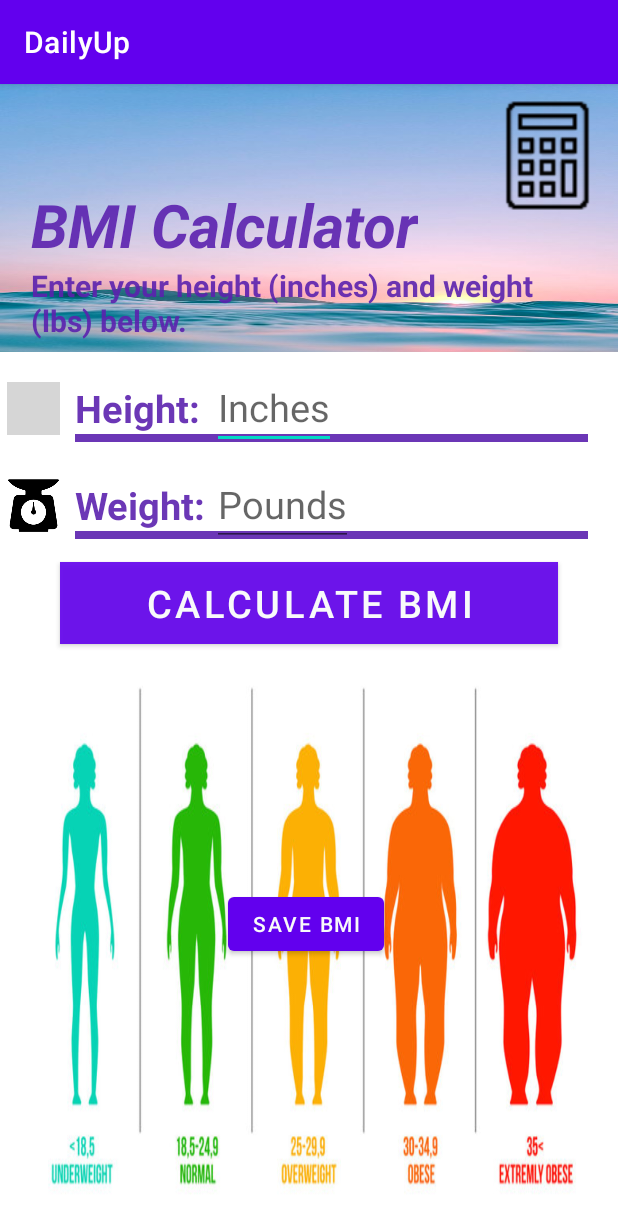
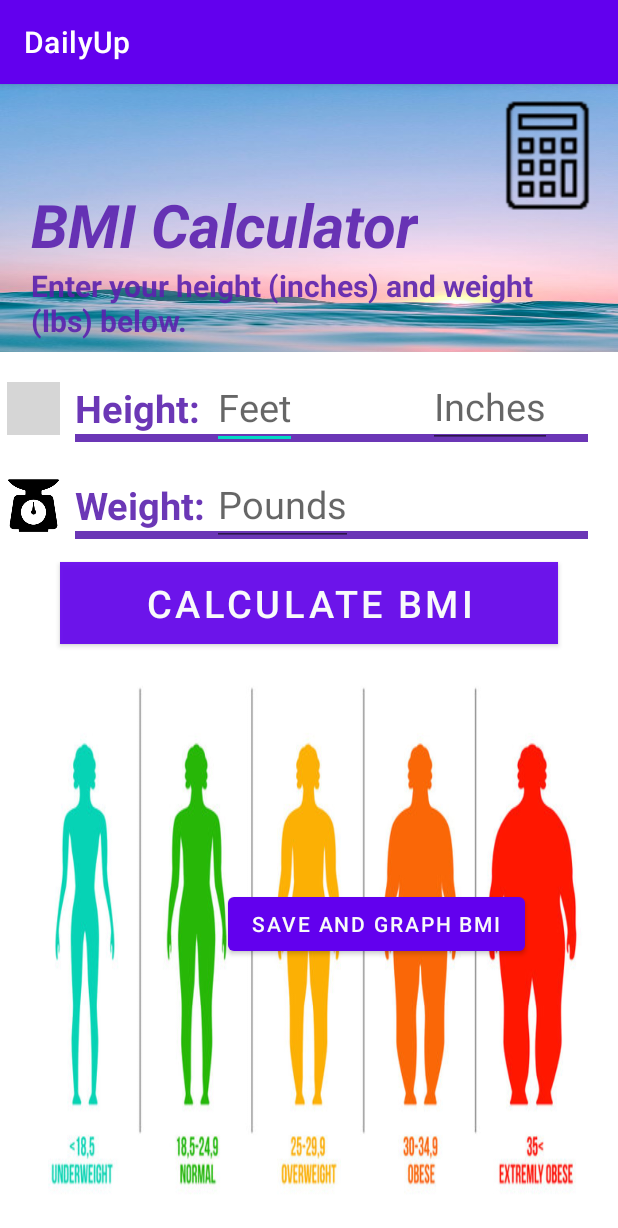
Before and after one commit to LeeleeLiang/Health434, an Android app: the screen it shows after launch (BMICalculator), after a tap on "CALCULATE BMI", on a phone screen of 412 x 824 dp. Shown: the top 1228 px of the screen. Run offline under Robolectric (Android 15) with nearby library versions, the phone set to English and light mode, and no system bars; grey boxes are pictures that could not be loaded.

Commit message:
updated calc and graph

```diff
--- a/DailyUp/app/src/main/java/com/example/dailyup/BMICalculator.java
+++ b/DailyUp/app/src/main/java/com/example/dailyup/BMICalculator.java
@@ -14,16 +14,14 @@ import androidx.appcompat.app.AppCompatActivity;
 
 public class BMICalculator extends AppCompatActivity {
 
-    private EditText height;
+    private EditText feet;
+    private EditText inches;
     private EditText weight;
     private TextView bmi_result;
     private TextView recommend;
     private TextView extra;
     private Button saveButton;
     private float savedBMI;
-
-    //private Switch saveSwitch;
-
 
     public static final String SHARED_PREFS = "sharedPrefs";
     public static final String BMI = "bmi";
@@ -35,7 +33,8 @@ public class BMICalculator extends AppCompatActivity {
         super.onCreate(savedInstanceState);
         setContentView(R.layout.bmi_result);
 
-        height = (EditText) findViewById(R.id.editTextHeight);
+        feet = (EditText) findViewById(R.id.editTextHeight);
+        inches = (EditText) findViewById(R.id.editTextHeight2);
         weight = (EditText) findViewById(R.id.editTextWeight);
         bmi_result = (TextView) findViewById(R.id.textView6);
         recommend = (TextView) findViewById(R.id.recBMI);
@@ -148,14 +147,19 @@ public class BMICalculator extends AppCompatActivity {
 
     public void result_bmi(View v) {
         reveal();
-        String curr_height = height.getText().toString();
+        String curr_feet = feet.getText().toString();
+        String curr_inches = inches.getText().toString();
         String curr_weight = weight.getText().toString();
         String bmi_status = "";
         String rec_status = "";
 
-        if (curr_height.length() > 0 && curr_height != null && curr_weight.length() > 0 && curr_weight != null) {
-            float height_float = Float.parseFloat(curr_height);
+        if (curr_feet.length() > 0 && curr_feet != null && curr_weight.length() > 0 && curr_weight != null
+        && curr_inches.length() > 0 && curr_inches != null) {
+            float feet_float = Float.parseFloat(curr_feet);
+            float inches_float = Float.parseFloat(curr_inches);
             float weight_float = Float.parseFloat(curr_weight);
+
+            float height_float = (feet_float * 12) + inches_float;
 
             float bmi = weight_float / (height_float * height_float) * 703;
 
--- a/DailyUp/app/src/main/res/layout/bmi_result.xml
+++ b/DailyUp/app/src/main/res/layout/bmi_result.xml
@@ -12,7 +12,7 @@
         android:layout_height="wrap_content"
         android:layout_marginStart="152dp"
         android:layout_marginTop="536dp"
-        android:text="Save BMI"
+        android:text="Save and Graph BMI"
         app:layout_constraintStart_toStartOf="parent"
         app:layout_constraintTop_toTopOf="parent" />
 
@@ -150,7 +150,7 @@
         android:layout_width="wrap_content"
         android:layout_height="wrap_content"
         android:layout_marginStart="@dimen/default_gap"
-        android:hint="@string/inches"
+        android:hint="Feet"
         android:inputType="number"
         android:textSize="25sp"
         app:layout_constraintBottom_toTopOf="@id/line2"
@@ -158,6 +158,20 @@
         app:layout_constraintTop_toTopOf="@id/textView"
         tools:ignore="LabelFor,MissingConstraints" />
 
+
+    <EditText
+        android:id="@+id/editTextHeight2"
+        android:layout_width="wrap_content"
+        android:layout_height="wrap_content"
+        android:layout_marginStart="152dp"
+        android:hint="@string/inches"
+        android:inputType="number"
+        android:textSize="25sp"
+        app:layout_constraintBottom_toTopOf="@id/line2"
+        app:layout_constraintStart_toEndOf="@id/textView"
+        app:layout_constraintTop_toTopOf="@id/textView"
+        app:layout_constraintVertical_bias="0.523"
+        tools:ignore="LabelFor,MissingConstraints" />
 
     <EditText
         android:id="@+id/editTextWeight"
```
Also changed, not shown: DailyUp/app/src/main/java/com/example/dailyup/BmiGraph.java (+16 -0 lines), DailyUp/app/src/main/res/layout/activity_bmi.xml (+91 -84 lines), DailyUp/app/src/main/res/layout/activity_bmi_graph.xml (+27 -5 lines).
